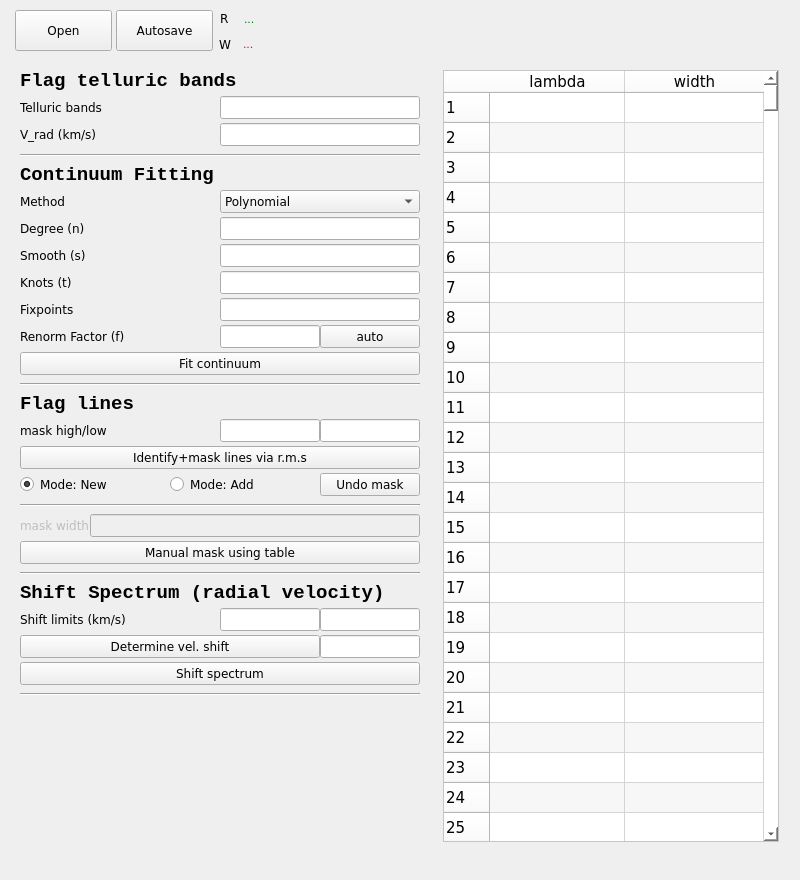
Before: the Qt Designer form dev/gui.ui in astrojohannes/normalizer, drawn with Qt 5.
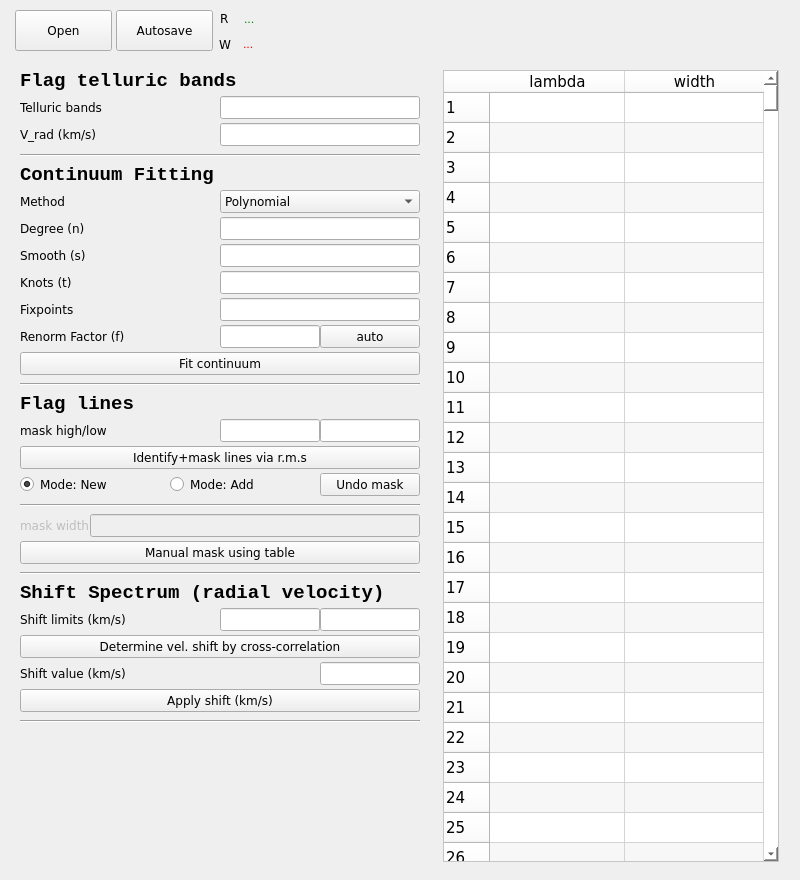
After: the same form once the commit is applied.

Commit message: Added/improved Tooltips and VRAD routine

```diff
--- a/dev/gui.ui
+++ b/dev/gui.ui
@@ -212,7 +212,7 @@
       <x>20</x>
       <y>70</y>
       <width>779</width>
-      <height>772</height>
+      <height>792</height>
      </rect>
     </property>
     <layout class="QHBoxLayout" name="horizontalLayout_main">
@@ -220,7 +220,7 @@
       <number>3</number>
      </property>
      <item>
-      <layout class="QVBoxLayout" name="verticalLayout" stretch="0,0,0,0,0,0,0,0,0,0,0,0,0,0,0,0,0,0,0,0,0,0,0,0,0,0,0,0,0">
+      <layout class="QVBoxLayout" name="verticalLayout" stretch="0,0,0,0,0,0,0,0,0,0,0,0,0,0,0,0,0,0,0,0,0,0,0,0,0,0,0,0,0,0">
        <property name="spacing">
         <number>4</number>
        </property>
@@ -1007,36 +1007,71 @@
          </item>
         </layout>
        </item>
+       <item>
+        <widget class="QPushButton" name="pushButton_determine_rad_velocity">
+         <property name="sizePolicy">
+          <sizepolicy hsizetype="Preferred" vsizetype="Fixed">
+           <horstretch>1</horstretch>
+           <verstretch>0</verstretch>
+          </sizepolicy>
+         </property>
+         <property name="minimumSize">
+          <size>
+           <width>40</width>
+           <height>0</height>
+          </size>
+         </property>
+         <property name="maximumSize">
+          <size>
+           <width>9999</width>
+           <height>16777215</height>
+          </size>
+         </property>
+         <property name="toolTip">
+          <string>Auto-determine the radial velocity in km/s. The result will be entered into the line edit field below, but not yet applied to the spectrum.</string>
+         </property>
+         <property name="text">
+          <string>Determine vel. shift by cross-correlation</string>
+         </property>
+        </widget>
+       </item>
        <item>
         <layout class="QHBoxLayout" name="horizontalLayout_12">
          <property name="spacing">
           <number>0</number>
          </property>
          <item>
-          <widget class="QPushButton" name="pushButton_determine_rad_velocity">
-           <property name="sizePolicy">
-            <sizepolicy hsizetype="Preferred" vsizetype="Fixed">
-             <horstretch>1</horstretch>
-             <verstretch>0</verstretch>
-            </sizepolicy>
-           </property>
+          <widget class="QLabel" name="label_18">
            <property name="minimumSize">
             <size>
-             <width>40</width>
+             <width>140</width>
              <height>0</height>
             </size>
            </property>
            <property name="maximumSize">
             <size>
-             <width>9999</width>
+             <width>140</width>
              <height>16777215</height>
             </size>
            </property>
            <property name="text">
-            <string>Determine vel. shift</string>
+            <string>Shift value (km/s)</string>
            </property>
           </widget>
          </item>
+         <item>
+          <spacer name="horizontalSpacer_9">
+           <property name="orientation">
+            <enum>Qt::Horizontal</enum>
+           </property>
+           <property name="sizeHint" stdset="0">
+            <size>
+             <width>60</width>
+             <height>20</height>
+            </size>
+           </property>
+          </spacer>
+         </item>
          <item>
           <widget class="QLineEdit" name="lineEdit_auto_velocity_shift">
            <property name="enabled">
@@ -1064,7 +1099,7 @@
             <string>This is the last determined velocity shift.</string>
            </property>
            <property name="readOnly">
-            <bool>true</bool>
+            <bool>false</bool>
            </property>
           </widget>
          </item>
@@ -1085,7 +1120,7 @@
           </size>
          </property>
          <property name="text">
-          <string>Shift spectrum</string>
+          <string>Apply shift (km/s)</string>
          </property>
         </widget>
        </item>
```
Left out of the diff: 8 changed lines with no effect on the pictures. The commit also changes 1 other file.
